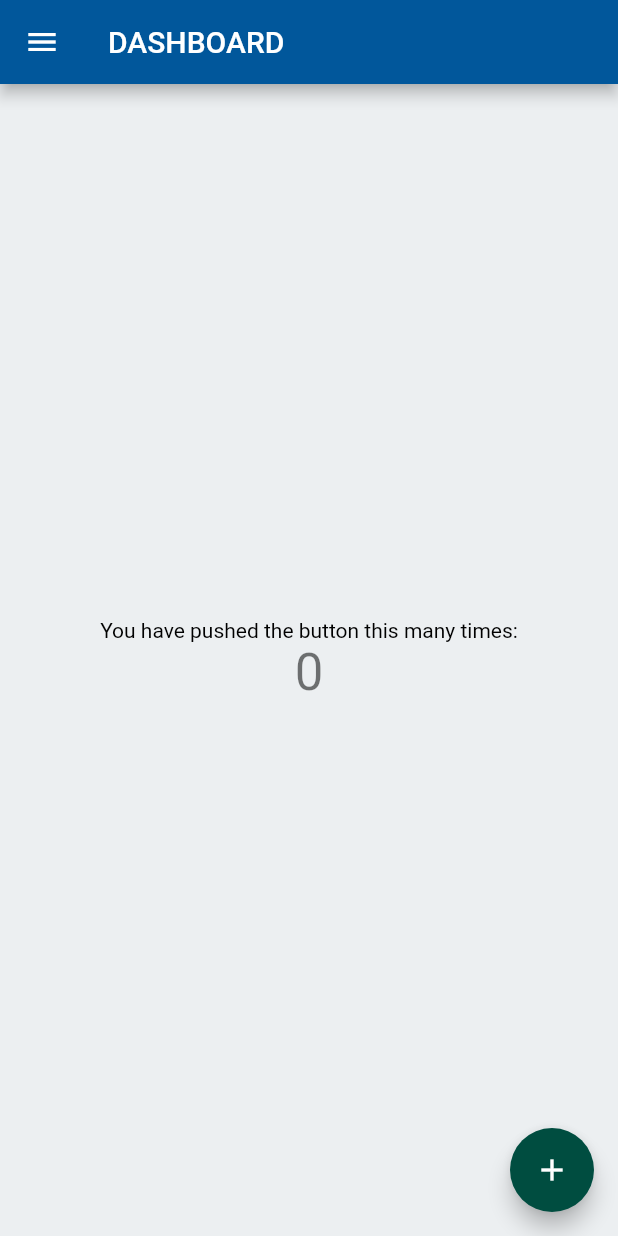
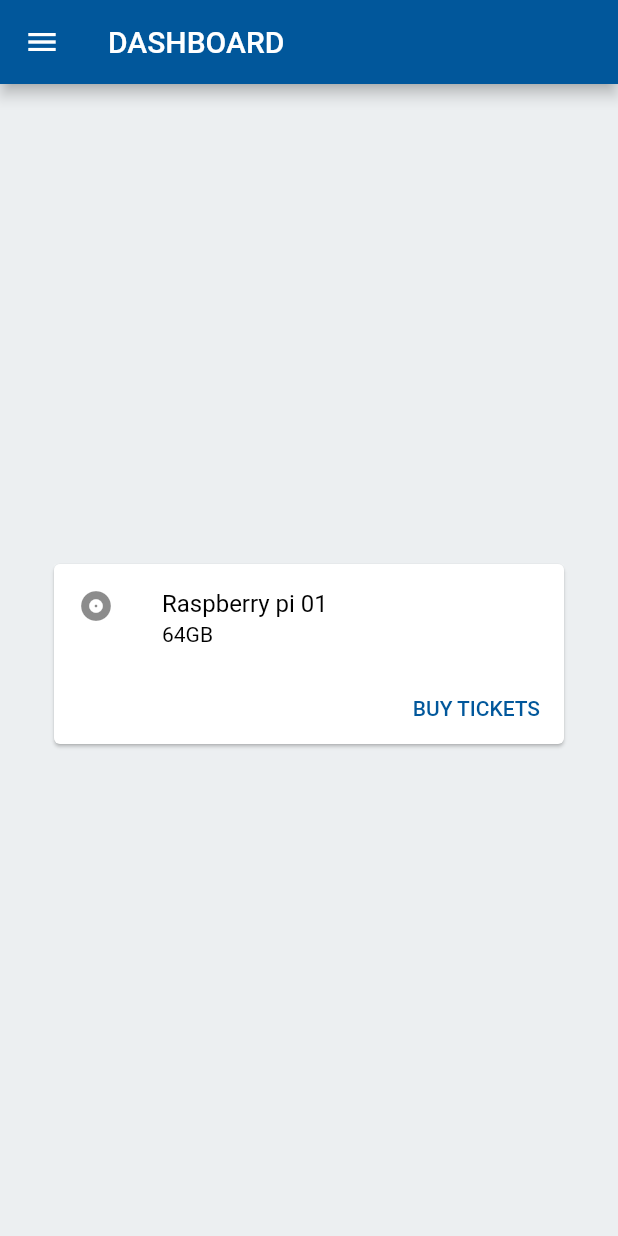
Before and after one commit to chefdog/cfg-admin, a Flutter app: the screen it shows after launch, on a phone screen of 412 x 824 dp. Run offline on Flutter 3.47's test engine with Material 2 defaults, Android fonts, the light colour scheme and no system bars.

Commit message:
first card added

```diff
--- /dev/null
+++ b/flutter-app/flutter_application_admin/lib/mixins/sidenav.dart
@@ -0,0 +1,66 @@
+import 'package:flutter/material.dart';
+
+mixin SideNav {
+  Drawer getDrawer(ThemeData theme) {
+    // final ThemeData theme = Theme.of(context);
+    final TextStyle textStyle = theme.textTheme.bodyMedium!;
+    final List<Widget> aboutBoxChildren = <Widget>[
+      const SizedBox(height: 24),
+      RichText(
+        text: TextSpan(
+          children: <TextSpan>[
+            TextSpan(
+                style: textStyle,
+                text: "Flutter is Google's UI toolkit for building beautiful, "
+                    'natively compiled applications for mobile, web, and desktop '
+                    'from a single codebase. Learn more about Flutter at '),
+            TextSpan(
+                style: textStyle.copyWith(color: theme.colorScheme.primary),
+                text: 'https://flutter.dev'),
+            TextSpan(style: textStyle, text: '.'),
+          ],
+        ),
+      ),
+    ];
+
+    return Drawer(
+      child: ListView(
+        padding: EdgeInsets.zero,
+        children: const <Widget>[
+          DrawerHeader(
+            decoration: BoxDecoration(
+              color: Colors.blue,
+            ),
+            child: Text(
+              'CHEFDOG',
+              style: TextStyle(
+                color: Colors.white,
+                fontSize: 24,
+              ),
+            ),
+          ),
+          ListTile(
+            leading: Icon(Icons.message),
+            title: Text('Messages'),
+          ),
+          ListTile(
+            leading: Icon(Icons.account_circle),
+            title: Text('Profile'),
+          ),
+          ListTile(
+            leading: Icon(Icons.settings),
+            title: Text('Settings'),
+          ),
+          AboutListTile(
+            icon: Icon(Icons.info),
+            applicationIcon: FlutterLogo(),
+            applicationName: 'About this app',
+            applicationVersion: 'August 2019',
+            applicationLegalese: '\u{a9} 2014 The Flutter Authors',
+            // aboutBoxChildren: aboutBoxChildren,
+          ),
+        ],
+      ),
+    );
+  }
+}
--- a/flutter-app/flutter_application_admin/lib/pages/home_page.dart
+++ b/flutter-app/flutter_application_admin/lib/pages/home_page.dart
@@ -1,117 +1,30 @@
+import 'package:cfg_admin/mixins/sidenav.dart';
 import 'package:flutter/material.dart';
+import '../widgets/widget_dashboard.dart';
 
 class HomePage extends StatefulWidget {
   const HomePage({super.key, required this.title});
-
-  // This widget is the home page of your application. It is stateful, meaning
-  // that it has a State object (defined below) that contains fields that affect
-  // how it looks.
-
-  // This class is the configuration for the state. It holds the values (in this
-  // case the title) provided by the parent (in this case the App widget) and
-  // used by the build method of the State. Fields in a Widget subclass are
-  // always marked "final".
-
   final String title;
-
   @override
   State<HomePage> createState() => _HomePageState();
 }
 
-class _HomePageState extends State<HomePage> {
-  int _counter = 0;
-
-  void _incrementCounter() {
-    setState(() {
-      // This call to setState tells the Flutter framework that something has
-      // changed in this State, which causes it to rerun the build method below
-      // so that the display can reflect the updated values. If we changed
-      // _counter without calling setState(), then the build method would not be
-      // called again, and so nothing would appear to happen.
-      _counter++;
-    });
-  }
-
+class _HomePageState extends State<HomePage> with SideNav {
   @override
   Widget build(BuildContext context) {
-    // This method is rerun every time setState is called, for instance as done
-    // by the _incrementCounter method above.
-    //
-    // The Flutter framework has been optimized to make rerunning build methods
-    // fast, so that you can just rebuild anything that needs updating rather
-    // than having to individually change instances of widgets.
     return Scaffold(
       appBar: AppBar(
-        // Here we take the value from the MyHomePage object that was created by
-        // the App.build method, and use it to set our appbar title.
         title: Text(widget.title),
       ),
-      drawer: Drawer(
-        child: ListView(
-          padding: EdgeInsets.zero,
-          children: const <Widget>[
-            DrawerHeader(
-              decoration: BoxDecoration(
-                color: Colors.teal,
-              ),
-              child: Text(
-                'CHEFDOG',
-                style: TextStyle(
-                  color: Colors.white,
-                  fontSize: 24,
-                ),
-              ),
-            ),
-            ListTile(
-              leading: Icon(Icons.message),
-              title: Text('Messages'),
-            ),
-            ListTile(
-              leading: Icon(Icons.account_circle),
-              title: Text('Profile'),
-            ),
-            ListTile(
-              leading: Icon(Icons.settings),
-              title: Text('Settings'),
-            ),
+      drawer: getDrawer(Theme.of(context)),
+      body: Center(
+        child: Column(
+          mainAxisAlignment: MainAxisAlignment.center,
+          children: [
+            titleSection,
           ],
         ),
       ),
-      body: Center(
-        // Center is a layout widget. It takes a single child and positions it
-        // in the middle of the parent.
-        child: Column(
-          // Column is also a layout widget. It takes a list of children and
-          // arranges them vertically. By default, it sizes itself to fit its
-          // children horizontally, and tries to be as tall as its parent.
-          //
-          // Invoke "debug painting" (press "p" in the console, choose the
-          // "Toggle Debug Paint" action from the Flutter Inspector in Android
-          // Studio, or the "Toggle Debug Paint" command in Visual Studio Code)
-          // to see the wireframe for each widget.
-          //
-          // Column has various properties to control how it sizes itself and
-          // how it positions its children. Here we use mainAxisAlignment to
-          // center the children vertically; the main axis here is the vertical
-          // axis because Columns are vertical (the cross axis would be
-          // horizontal).
-          mainAxisAlignment: MainAxisAlignment.center,
-          children: <Widget>[
-            const Text(
-              'You have pushed the button this many times:',
-            ),
-            Text(
-              '$_counter',
-              style: Theme.of(context).textTheme.headline4,
-            ),
-          ],
-        ),
-      ),
-      floatingActionButton: FloatingActionButton(
-        onPressed: _incrementCounter,
-        tooltip: 'Increment',
-        child: const Icon(Icons.add),
-      ), // This trailing comma makes auto-formatting nicer for build methods.
     );
   }
 }
--- /dev/null
+++ b/flutter-app/flutter_application_admin/lib/widgets/widget_dashboard.dart
@@ -0,0 +1,46 @@
+import 'package:flutter/material.dart';
+
+Widget titleSection = Container(
+  padding: const EdgeInsets.all(32),
+  child: Row(
+    children: [
+      Expanded(
+        /*1*/
+        child: Column(
+          crossAxisAlignment: CrossAxisAlignment.start,
+          children: [
+            /*2*/
+            Container(
+              padding: const EdgeInsets.only(bottom: 8),
+              child: Card(
+                child: Column(
+                  mainAxisSize: MainAxisSize.min,
+                  children: <Widget>[
+                    const ListTile(
+                      leading: Icon(Icons.album),
+                      title: Text('Raspberry pi 01'),
+                      subtitle: Text(
+                        '64GB',
+                        selectionColor: Colors.blue,
+                      ),
+                    ),
+                    Row(
+                      mainAxisAlignment: MainAxisAlignment.end,
+                      children: <Widget>[
+                        TextButton(
+                          child: const Text('BUY TICKETS'),
+                          onPressed: () {/* ... */},
+                        ),
+                        const SizedBox(width: 8),
+                      ],
+                    ),
+                  ],
+                ),
+              ),
+            ),
+          ],
+        ),
+      ),
+    ],
+  ),
+);
```
Also changed, not shown: flutter-app/flutter_application_admin/lib/widgets/drawer_widget.dart (deleted).
